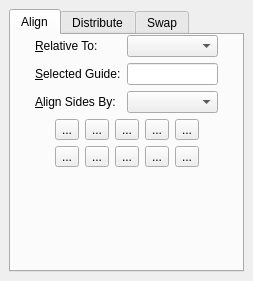
Qt form scribus/ui/aligndistribute.ui (scribusproject/scribus) before a commit.
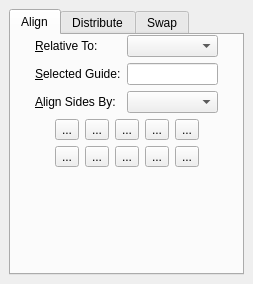
The same form after that commit. Custom widgets are drawn as their Qt base class.

Commit message: #11431: Using the Tab keys seems like a lottery in the Align & Distribute dialog

```diff
--- a/scribus/ui/aligndistribute.ui
+++ b/scribus/ui/aligndistribute.ui
@@ -7,7 +7,7 @@
     <x>0</x>
     <y>0</y>
     <width>253</width>
-    <height>281</height>
+    <height>284</height>
    </rect>
   </property>
   <property name="windowTitle">
```
Left out of the diff: 38 changed lines with no effect on the pictures.
